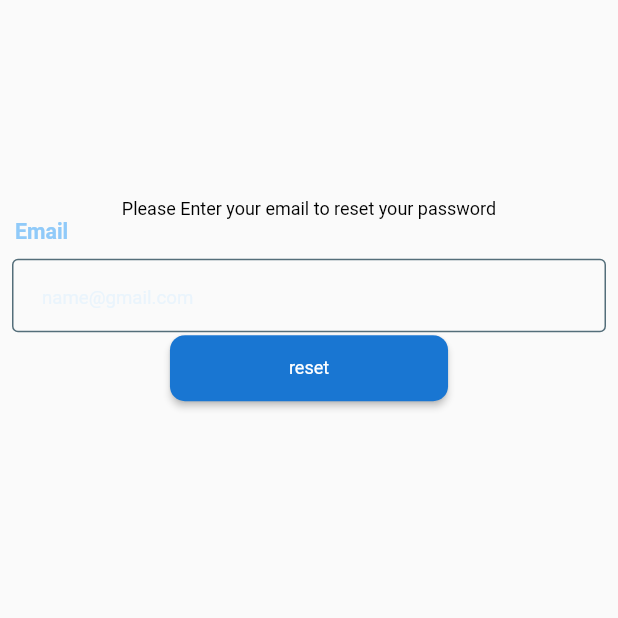
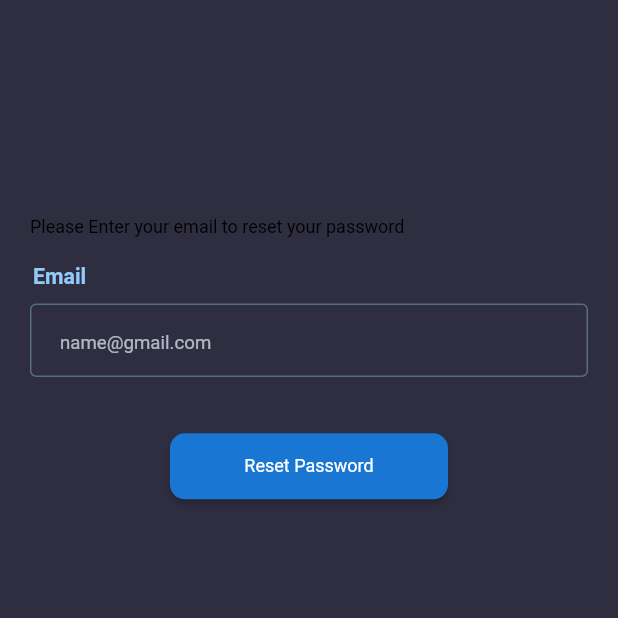
Before and after one commit to NBG-nero/Vendi, a Flutter app: the Resetpasswordscreen screen opened directly, on a phone screen of 412 x 824 dp, the top half of it. Run offline on Flutter 3.47's test engine with Material 2 defaults, Android fonts, the phone set to English and light mode, and no system bars; our stand-ins replace auto_route, cached_network_image, cloud_firestore, dots_indicator, firebase_auth, firebase_core and 10 more; accounts and stored records are empty.

Commit message:
feat: updates

```diff
--- /dev/null
+++ b/lib/Admin/AdminScreens/admin_screens.dart
@@ -0,0 +1 @@
+export 'home/admin_home.dart';
--- /dev/null
+++ b/lib/Admin/AdminScreens/home/admin_home.dart
@@ -0,0 +1,19 @@
+
+
+import 'package:flutter/material.dart';
+
+class AdminHomescreen extends StatefulWidget {
+  const AdminHomescreen({super.key});
+
+  @override
+  State<AdminHomescreen> createState() => _AdminHomescreenState();
+}
+
+class _AdminHomescreenState extends State<AdminHomescreen> {
+  @override
+  Widget build(BuildContext context) {
+    return const MaterialApp(
+      // home: SideMenu(),
+    );
+  }
+}
--- a/lib/screens/auth/login/login.dart
+++ b/lib/screens/auth/login/login.dart
@@ -85,9 +85,11 @@ class _LoginscreenState extends State<Loginscreen> {
                                 },
                               ),
                               YMargin(12.h),
-                              InkWell(
+                              GestureDetector(
                                 onTap: () {
-
+                                  AutoRouter.of(context).push(
+                                    const Resetpasswordscreen(),
+                                  );
                                 },
                                 child: Align(
                                   alignment: Alignment.centerRight,
--- /dev/null
+++ b/lib/screens/auth/reset_password/reset_password_view_model.dart
@@ -0,0 +1,8 @@
+import 'package:flutter/material.dart';
+import 'package:vendi/screens/auth/login/login_view_model.dart';
+
+class ResetViewModel extends LoginViewModel {
+  TextEditingController rEmailCtrl = TextEditingController();
+
+
+}
--- a/lib/screens/auth/reset_password/reset_passwrd.dart
+++ b/lib/screens/auth/reset_password/reset_passwrd.dart
@@ -1,8 +1,12 @@
 import 'package:flutter/material.dart';
 import 'package:flutter_screenutil/flutter_screenutil.dart';
+import 'package:stacked/stacked.dart';
+import 'package:vendi/utilities/constants/colors.dart';
+import 'package:vendi/utilities/value_validators.dart';
 import 'package:vendi/widgets/widgets.dart';
 
 import '../../../utilities/margins/margins.dart';
+import 'reset_password_view_model.dart';
 
 class Resetpasswordscreen extends StatefulWidget {
   const Resetpasswordscreen({super.key});
@@ -14,30 +18,53 @@ class Resetpasswordscreen extends StatefulWidget {
 class _ResetpasswordscreenState extends State<Resetpasswordscreen> {
   @override
   Widget build(BuildContext context) {
+    return ViewModelBuilder<ResetViewModel>.reactive(
+        viewModelBuilder: () => ResetViewModel(),
+        onModelReady: (r) {
+          r.setInitialised(true);
+        },
+        builder: (context, model, child) {
           return Scaffold(
+            backgroundColor: VendiColors.masterColor,
             body: Form(
               child: Padding(
-          padding: const EdgeInsets.all(8.0),
+                padding: const EdgeInsets.all(20.0),
                 child: Column(
+                  mainAxisAlignment: MainAxisAlignment.center,
+                  mainAxisSize: MainAxisSize.min,
                   children: [
                     YMargin(140.h),
-              Text("Please Enter your email to reset your password",
-                  style: Theme.of(context).textTheme.labelMedium?.copyWith()),
+                    Align(
+                      alignment: Alignment.centerLeft,
+                      child: Text("Please Enter your email to reset your password",
+                          style: Theme.of(context)
+                              .textTheme
+                              .labelMedium
+                              ?.copyWith()),
+                    ),
+                    YMargin(20.h),
                     VTextField(
+                      autovalidateMode: AutovalidateMode.onUserInteraction,
                       obscureText: false,
                       isMandatory: false,
                       labelText: "Email",
                       hintText: "name@gmail.com",
+                      controller: model.rEmailCtrl,
+                      validator: (val) => ValueValidator().validateEmail(val),
                     ),
+                    YMargin(40.h),
                     VButton(
-                onPressed: () {},
+                      onPressed: () {
+                        model.resetPassword(model.rEmailCtrl.text, context);
+                      },
                       width: MediaQuery.of(context).size.width * 0.45,
-                buttontext: "reset",
+                      buttontext: "Reset Password",
                     ),
                   ],
                 ),
               ),
             ),
           );
+        });
   }
 }
--- a/lib/screens/screens.dart
+++ b/lib/screens/screens.dart
@@ -3,6 +3,7 @@ export 'home/homescreen.dart';
 export 'bottom_nav/bottom_nav.dart';
 export 'onboarding/onboarding.dart';
 export 'auth/login/login.dart';
+export 'auth/reset_password/reset_passwrd.dart';
 export 'auth/sign_up/sign_up.dart';
 export 'message/message_screen.dart';
 export 'cart/cartscreen.dart';
```
Also changed, not shown: lib/routes/router.dart (+4 -3 lines), lib/routes/router.gr.dart. Lines whose indentation alone changed are shown as unchanged.
